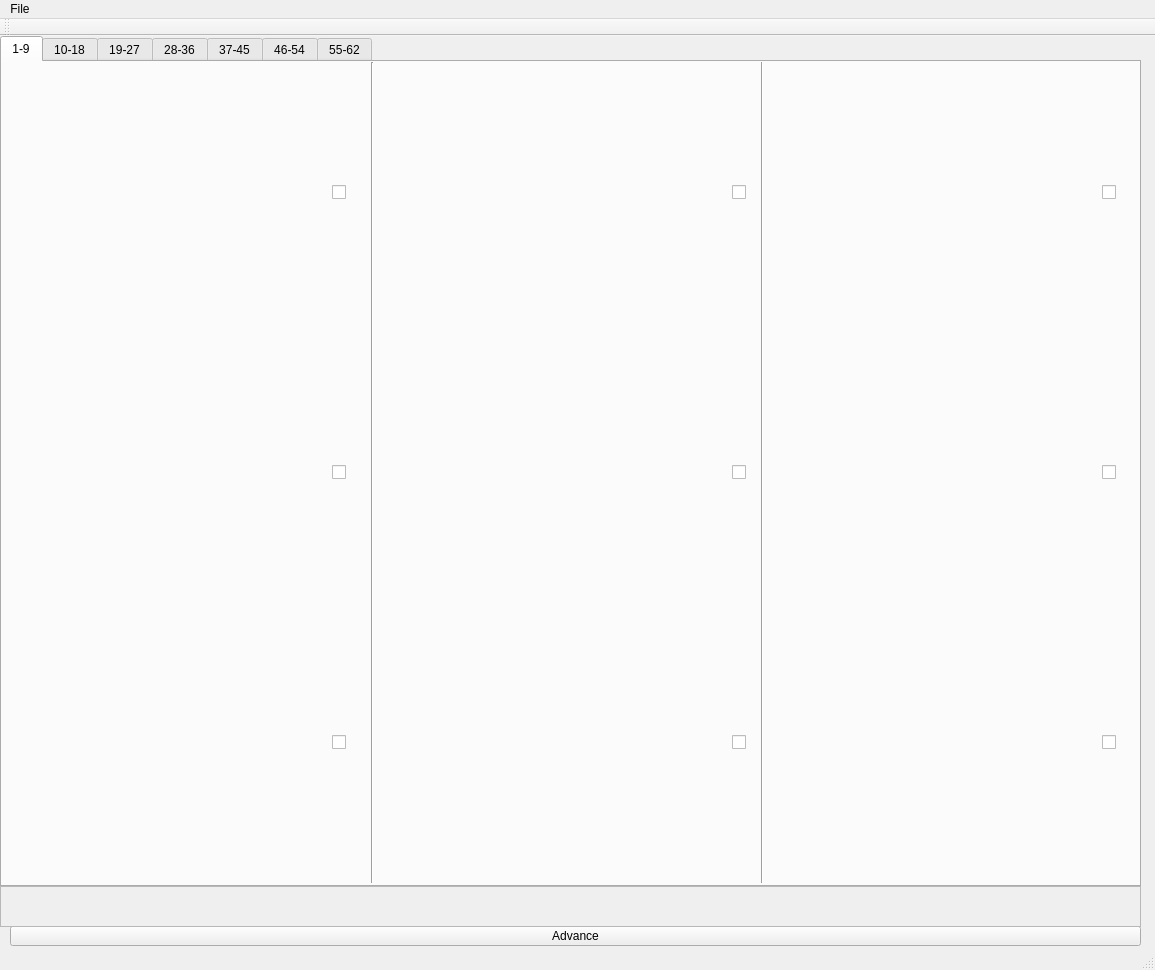
This is MultiplotViewer.ui in tboudreaux/PHY-2002 as Qt 5 draws it before an edit. The edited form follows.
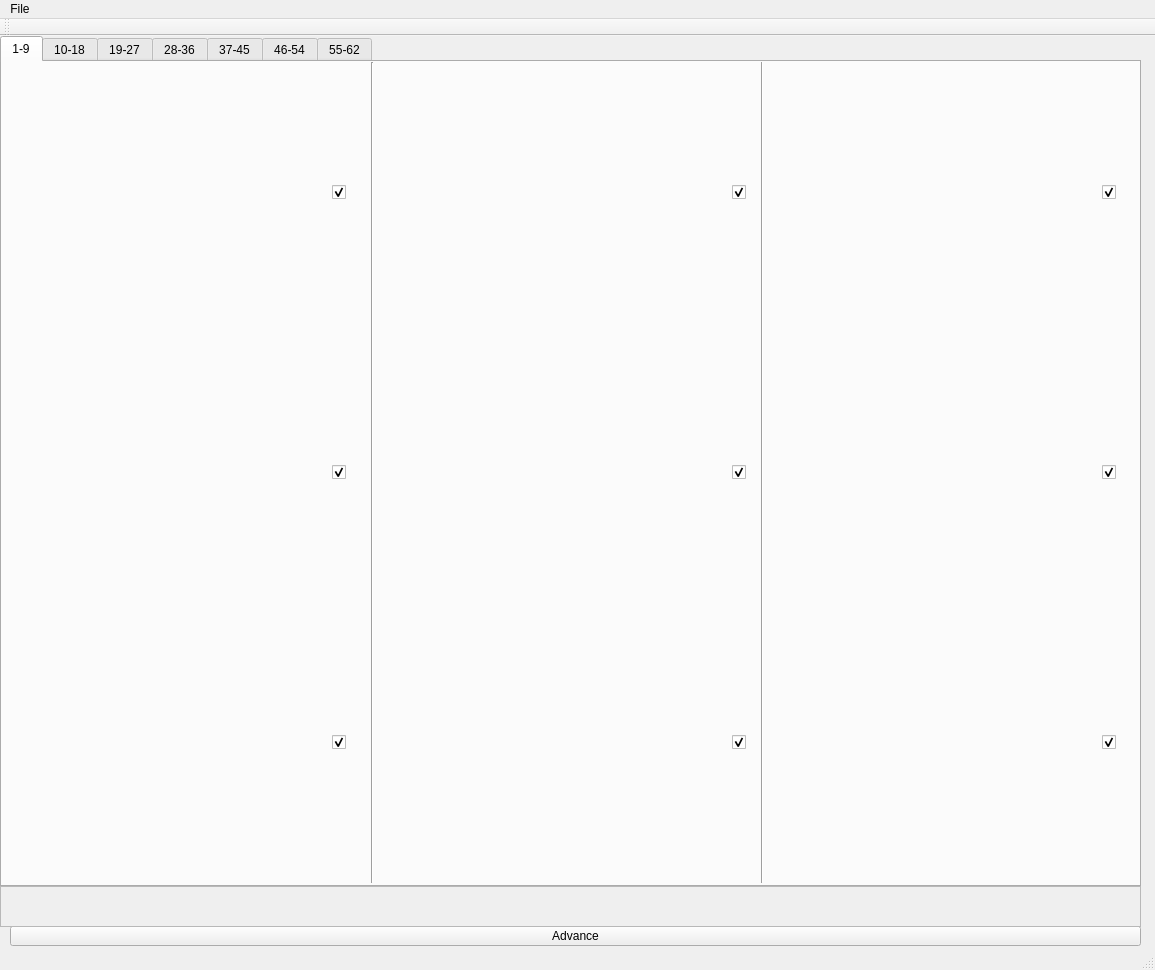
This is the edited form. The open tabs and pages were chosen to show the change.

Commit message: Made some more small progress towerds multi ploting (the plots show up now and there is a semi working toolbar) have to get the check boxes to work and the UI needs to be cleaned up some more, all and all its getting better tho

Patch:
```diff
--- a/MultiplotViewer.ui
+++ b/MultiplotViewer.ui
@@ -161,6 +161,9 @@
       <property name="text">
        <string/>
       </property>
+      <property name="checked">
+       <bool>true</bool>
+      </property>
      </widget>
      <widget class="QCheckBox" name="Use_2">
       <property name="geometry">
@@ -174,6 +177,9 @@
       <property name="text">
        <string/>
       </property>
+      <property name="checked">
+       <bool>true</bool>
+      </property>
      </widget>
      <widget class="QCheckBox" name="Use_3">
       <property name="geometry">
@@ -187,6 +193,9 @@
       <property name="text">
        <string/>
       </property>
+      <property name="checked">
+       <bool>true</bool>
+      </property>
      </widget>
      <widget class="QCheckBox" name="Use_4">
       <property name="geometry">
@@ -200,6 +209,9 @@
       <property name="text">
        <string/>
       </property>
+      <property name="checked">
+       <bool>true</bool>
+      </property>
      </widget>
      <widget class="QCheckBox" name="Use_5">
       <property name="geometry">
@@ -213,6 +225,9 @@
       <property name="text">
        <string/>
       </property>
+      <property name="checked">
+       <bool>true</bool>
+      </property>
      </widget>
      <widget class="QCheckBox" name="Use_6">
       <property name="geometry">
@@ -226,6 +241,9 @@
       <property name="text">
        <string/>
       </property>
+      <property name="checked">
+       <bool>true</bool>
+      </property>
      </widget>
      <widget class="QCheckBox" name="Use_9">
       <property name="geometry">
@@ -239,6 +257,9 @@
       <property name="text">
        <string/>
       </property>
+      <property name="checked">
+       <bool>true</bool>
+      </property>
      </widget>
      <widget class="QCheckBox" name="Use_8">
       <property name="geometry">
@@ -252,6 +273,9 @@
       <property name="text">
        <string/>
       </property>
+      <property name="checked">
+       <bool>true</bool>
+      </property>
      </widget>
      <widget class="QCheckBox" name="Use_7">
       <property name="geometry">
@@ -265,6 +289,9 @@
       <property name="text">
        <string/>
       </property>
+      <property name="checked">
+       <bool>true</bool>
+      </property>
      </widget>
     </widget>
     <widget class="QWidget" name="tab_3">
```
Left out of the diff: 172 changed lines with no effect on the pictures. The commit also changes 2 other files.
